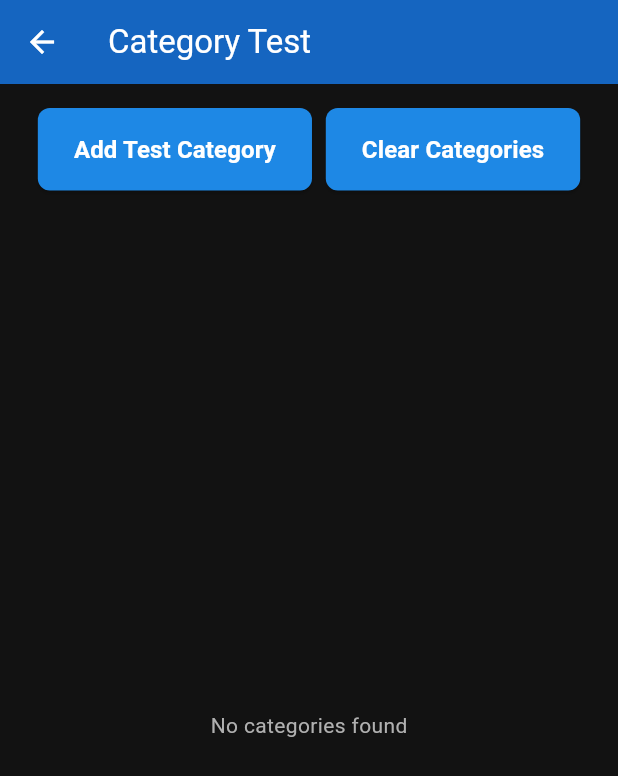
After one commit to LukasSteinerr/APP, a Flutter app: the CategoryTestScreen screen opened directly, on a phone screen of 412 x 824 dp. The commit adds this screen. Shown: the top 776 px of the screen. Run offline on Flutter 3.47's test engine with Material 3 defaults, Android fonts, the phone set to English and light mode, and no system bars; our stand-ins replace cached_network_image, chewie, connectivity_plus, flutter_cache_manager, objectbox, video_player; generated files the repository leaves out were written again.

Commit message:
Category Table

```diff
--- /dev/null
+++ b/lib/models/category.dart
@@ -0,0 +1,48 @@
+import 'package:objectbox/objectbox.dart';
+
+@Entity()
+class Category {
+  @Id()
+  int id = 0; // ObjectBox ID (PRIMARY KEY AUTOINCREMENT)
+
+  int? playlistId; // Foreign key to the playlists table
+  String categoryId; // Original ID from the IPTV provider
+  String categoryName; // Display name of the category
+  String contentType; // 'vod', 'live', or 'series'
+  int? parentId; // For hierarchical categories (nullable)
+
+  Category({
+    required this.categoryId,
+    required this.categoryName,
+    required this.contentType,
+    this.playlistId,
+    this.parentId,
+  });
+
+  // Create from JSON
+  factory Category.fromJson(Map<String, dynamic> json) {
+    return Category(
+      categoryId: json['category_id']?.toString() ?? '',
+      categoryName: json['category_name'] ?? '',
+      contentType: json['content_type'] ?? 'vod',
+      playlistId: json['playlist_id'] != null ? int.parse(json['playlist_id'].toString()) : null,
+      parentId: json['parent_id'] != null ? int.parse(json['parent_id'].toString()) : null,
+    );
+  }
+
+  // Convert to JSON
+  Map<String, dynamic> toJson() {
+    return {
+      'category_id': categoryId,
+      'category_name': categoryName,
+      'content_type': contentType,
+      'playlist_id': playlistId,
+      'parent_id': parentId,
+    };
+  }
+
+  @override
+  String toString() {
+    return 'Category{id: $id, playlistId: $playlistId, categoryId: $categoryId, categoryName: $categoryName, contentType: $contentType, parentId: $parentId}';
+  }
+}
--- /dev/null
+++ b/lib/screens/category_test_screen.dart
@@ -0,0 +1,143 @@
+import 'package:flutter/material.dart';
+import '../models/category.dart';
+import '../services/objectbox_service.dart';
+
+class CategoryTestScreen extends StatefulWidget {
+  const CategoryTestScreen({super.key});
+
+  @override
+  State<CategoryTestScreen> createState() => _CategoryTestScreenState();
+}
+
+class _CategoryTestScreenState extends State<CategoryTestScreen> {
+  List<Category> _categories = [];
+  bool _isLoading = false;
+  String _error = '';
+
+  @override
+  void initState() {
+    super.initState();
+    _loadCategories();
+  }
+
+  Future<void> _loadCategories() async {
+    setState(() {
+      _isLoading = true;
+      _error = '';
+    });
+
+    try {
+      // Get categories from ObjectBox
+      final categories = ObjectBoxService.getCategories();
+      setState(() {
+        _categories = categories;
+        _isLoading = false;
+      });
+    } catch (e) {
+      setState(() {
+        _error = 'Error loading categories: $e';
+        _isLoading = false;
+      });
+    }
+  }
+
+  Future<void> _addTestCategory() async {
+    try {
+      // Create a test category
+      final category = Category(
+        categoryId: 'test-${DateTime.now().millisecondsSinceEpoch}',
+        categoryName: 'Test Category ${DateTime.now().millisecondsSinceEpoch}',
+        contentType: 'vod',
+        playlistId: 1,
+      );
+
+      // Save to ObjectBox
+      await ObjectBoxService.saveCategories([category], 'test-connection');
+
+      // Reload categories
+      await _loadCategories();
+
+      if (mounted) {
+        ScaffoldMessenger.of(context).showSnackBar(
+          const SnackBar(content: Text('Category added successfully')),
+        );
+      }
+    } catch (e) {
+      setState(() {
+        _error = 'Error adding category: $e';
+      });
+    }
+  }
+
+  Future<void> _clearCategories() async {
+    try {
+      // Clear categories
+      ObjectBoxService.categoriesBox.removeAll();
+
+      // Reload categories
+      await _loadCategories();
+
+      if (mounted) {
+        ScaffoldMessenger.of(context).showSnackBar(
+          const SnackBar(content: Text('Categories cleared successfully')),
+        );
+      }
+    } catch (e) {
+      setState(() {
+        _error = 'Error clearing categories: $e';
+      });
+    }
+  }
+
+  @override
+  Widget build(BuildContext context) {
+    return Scaffold(
+      appBar: AppBar(
+        title: const Text('Category Test'),
+      ),
+      body: _isLoading
+          ? const Center(child: CircularProgressIndicator())
+          : _error.isNotEmpty
+              ? Center(child: Text('Error: $_error'))
+              : Column(
+                  children: [
+                    Padding(
+                      padding: const EdgeInsets.all(16.0),
+                      child: Row(
+                        mainAxisAlignment: MainAxisAlignment.spaceEvenly,
+                        children: [
+                          ElevatedButton(
+                            onPressed: _addTestCategory,
+                            child: const Text('Add Test Category'),
+                          ),
+                          ElevatedButton(
+                            onPressed: _clearCategories,
+                            child: const Text('Clear Categories'),
+                          ),
+                        ],
+                      ),
+                    ),
+                    Expanded(
+                      child: _categories.isEmpty
+                          ? const Center(child: Text('No categories found'))
+                          : ListView.builder(
+                              itemCount: _categories.length,
+                              itemBuilder: (context, index) {
+                                final category = _categories[index];
+                                return ListTile(
+                                  title: Text(category.categoryName),
+                                  subtitle: Text(
+                                    'ID: ${category.categoryId}, Type: ${category.contentType}',
+                                  ),
+                                  trailing: Text(
+                                    'Playlist ID: ${category.playlistId ?? 'None'}',
+                                  ),
+                                );
+                              },
+                            ),
+                    ),
+                  ],
+                ),
+    );
+  }
+}
--- a/lib/screens/home_screen.dart
+++ b/lib/screens/home_screen.dart
@@ -10,6 +10,7 @@ import '../widgets/loading_indicator.dart';
 import 'add_connection_screen.dart';
 import 'main_screen.dart';
 import 'database_test_screen.dart';
+import 'category_test_screen.dart';
 
 class HomeScreen extends StatelessWidget {
   const HomeScreen({super.key});
@@ -22,7 +23,7 @@ class HomeScreen extends StatelessWidget {
         title: const Text(AppStrings.appName),
         backgroundColor: AppColors.primaryDark,
         actions: [
-          // Add a menu button to access the database test screen
+          // Add a menu button to access test screens
           PopupMenuButton<String>(
             onSelected: (value) {
               if (value == 'database_test') {
@@ -32,6 +33,13 @@ class HomeScreen extends StatelessWidget {
                     builder: (context) => const DatabaseTestScreen(),
                   ),
                 );
+              } else if (value == 'category_test') {
+                Navigator.push(
+                  context,
+                  MaterialPageRoute(
+                    builder: (context) => const CategoryTestScreen(),
+                  ),
+                );
               }
             },
             itemBuilder:
@@ -39,6 +47,10 @@ class HomeScreen extends StatelessWidget {
                   const PopupMenuItem<String>(
                     value: 'database_test',
                     child: Text('Database Test'),
+                  ),
+                  const PopupMenuItem<String>(
+                    value: 'category_test',
+                    child: Text('Category Test'),
                   ),
                 ],
           ),
--- a/lib/services/objectbox_service.dart
+++ b/lib/services/objectbox_service.dart
@@ -1,6 +1,7 @@
 import 'package:flutter/foundation.dart';
 import 'package:path/path.dart';
 import 'package:path_provider/path_provider.dart';
+import '../models/category.dart' as models;
 import '../models/channel.dart';
 import '../models/movie.dart';
 import '../models/series.dart';
@@ -18,6 +19,7 @@ class ObjectBoxService {
   static late Box<Series> seriesBox;
   static late Box<Channel> channelsBox;
   static late Box<XtreamConnection> connectionsBox;
+  static late Box<models.Category> categoriesBox;
 
   // Flag to track if data has been preloaded
   static bool _hasPreloadedData = false;
@@ -38,6 +40,7 @@ class ObjectBoxService {
       seriesBox = Box<Series>(_store);
       channelsBox = Box<Channel>(_store);
       connectionsBox = Box<XtreamConnection>(_store);
+      categoriesBox = Box<models.Category>(_store);
 
       // Initialize ObjectBox Admin interface
       ObjectBoxAdmin.initialize(_store);
@@ -201,6 +204,72 @@ class ObjectBoxService {
     }
   }
 
+  /// Save Categories to ObjectBox
+  static Future<void> saveCategories(
+    List<models.Category> categories,
+    String connectionId,
+  ) async {
+    try {
+      debugPrint('OBJECTBOX SERVICE: Saving ${categories.length} Categories');
+      // Clear existing data
+      categoriesBox.removeAll();
+
+      // Add new data
+      categoriesBox.putMany(categories);
+
+      // Save connection ID
+      _connectionId = connectionId;
+
+      debugPrint('OBJECTBOX SERVICE: Categories saved successfully');
+    } catch (e) {
+      debugPrint('OBJECTBOX SERVICE ERROR: Failed to save Categories: $e');
+    }
+  }
+
+  /// Get Categories from ObjectBox
+  static List<models.Category> getCategories() {
+    try {
+      return categoriesBox.getAll();
+    } catch (e) {
+      debugPrint('OBJECTBOX SERVICE ERROR: Failed to get Categories: $e');
+      return [];
+    }
+  }
+
+  /// Get Categories by content type
+  static List<models.Category> getCategoriesByType(String contentType) {
+    try {
+      final query =
+          categoriesBox
+              .query(Category_.contentType.equals(contentType))
+              .build();
+      final categories = query.find();
+      query.close();
+      return categories;
+    } catch (e) {
+      debugPrint(
+        'OBJECTBOX SERVICE ERROR: Failed to get Categories by type: $e',
+      );
+      return [];
+    }
+  }
+
+  /// Get Categories by playlist ID
+  static List<models.Category> getCategoriesByPlaylistId(int playlistId) {
+    try {
+      final query =
+          categoriesBox.query(Category_.playlistId.equals(playlistId)).build();
+      final categories = query.find();
+      query.close();
+      return categories;
+    } catch (e) {
+      debugPrint(
+        'OBJECTBOX SERVICE ERROR: Failed to get Categories by playlist ID: $e',
+      );
+      return [];
+    }
+  }
+
   // The updateMovie method has been removed as favorites functionality has been removed.
 
   /// Clear all data
@@ -210,6 +279,7 @@ class ObjectBoxService {
       moviesBox.removeAll();
       seriesBox.removeAll();
       channelsBox.removeAll();
+      categoriesBox.removeAll();
       connectionsBox.removeAll();
       _hasPreloadedData = false;
       _connectionId = null;
@@ -290,6 +360,7 @@ class ObjectBoxService {
           moviesBox.removeAll();
           seriesBox.removeAll();
           channelsBox.removeAll();
+          categoriesBox.removeAll();
 
           // Reset preloaded data flag and connection ID
           _hasPreloadedData = false;
@@ -322,6 +393,7 @@ class ObjectBoxService {
           moviesBox.removeAll();
           seriesBox.removeAll();
           channelsBox.removeAll();
+          categoriesBox.removeAll();
 
           // Restore current connection data if needed
           if (currentConnectionId != null && tempMovies.isNotEmpty) {
@@ -361,6 +433,7 @@ class ObjectBoxService {
       moviesBox.removeAll();
       seriesBox.removeAll();
       channelsBox.removeAll();
+      categoriesBox.removeAll();
 
       // Reset preloaded data flag and connection ID
       _hasPreloadedData = false;
--- a/lib/widgets/content_carousel.dart
+++ b/lib/widgets/content_carousel.dart
@@ -15,13 +15,13 @@ class ContentCarousel extends StatelessWidget {
   final int itemCount;
 
   const ContentCarousel({
-    Key? key,
+    super.key,
     required this.title,
     required this.items,
     required this.onItemTap,
     required this.contentType,
     this.itemCount = 10,
-  }) : super(key: key);
+  });
 
   @override
   Widget build(BuildContext context) {
```
Also changed, not shown: lib/objectbox-model.json (+40 -1 lines), lib/providers/content_provider.dart (+105 -5 lines), lib/objectbox.g.dart.
